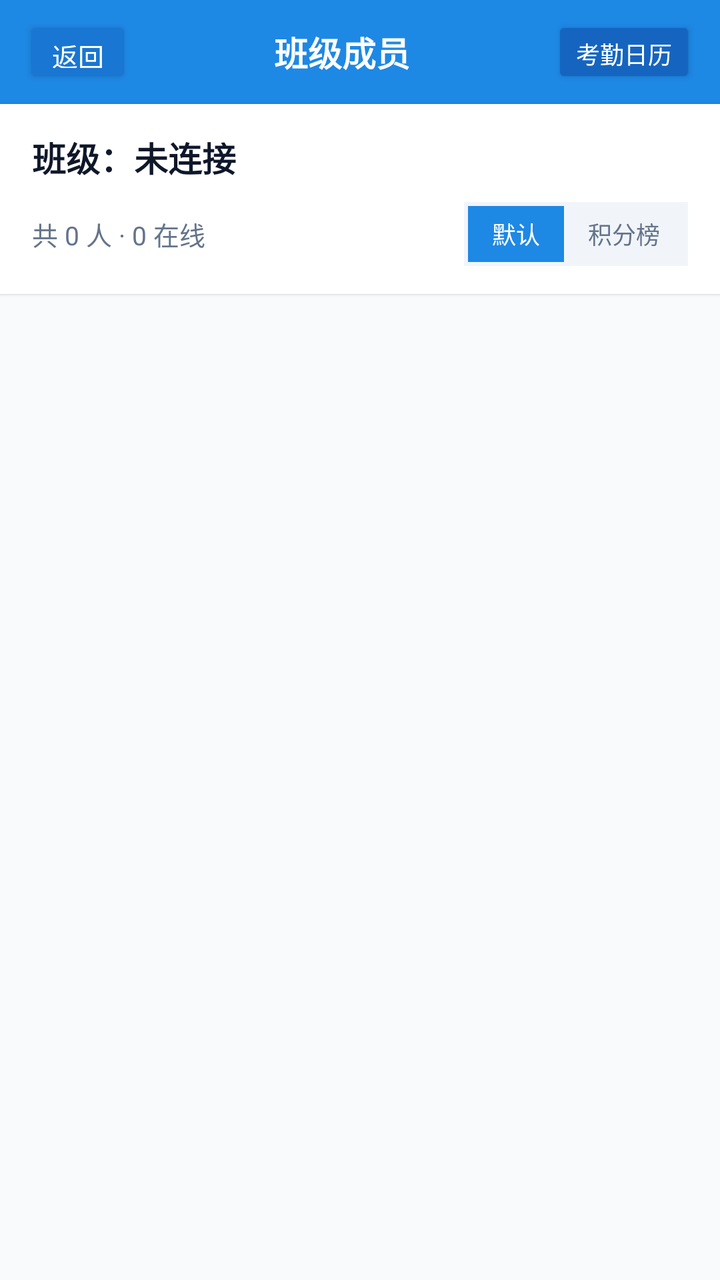
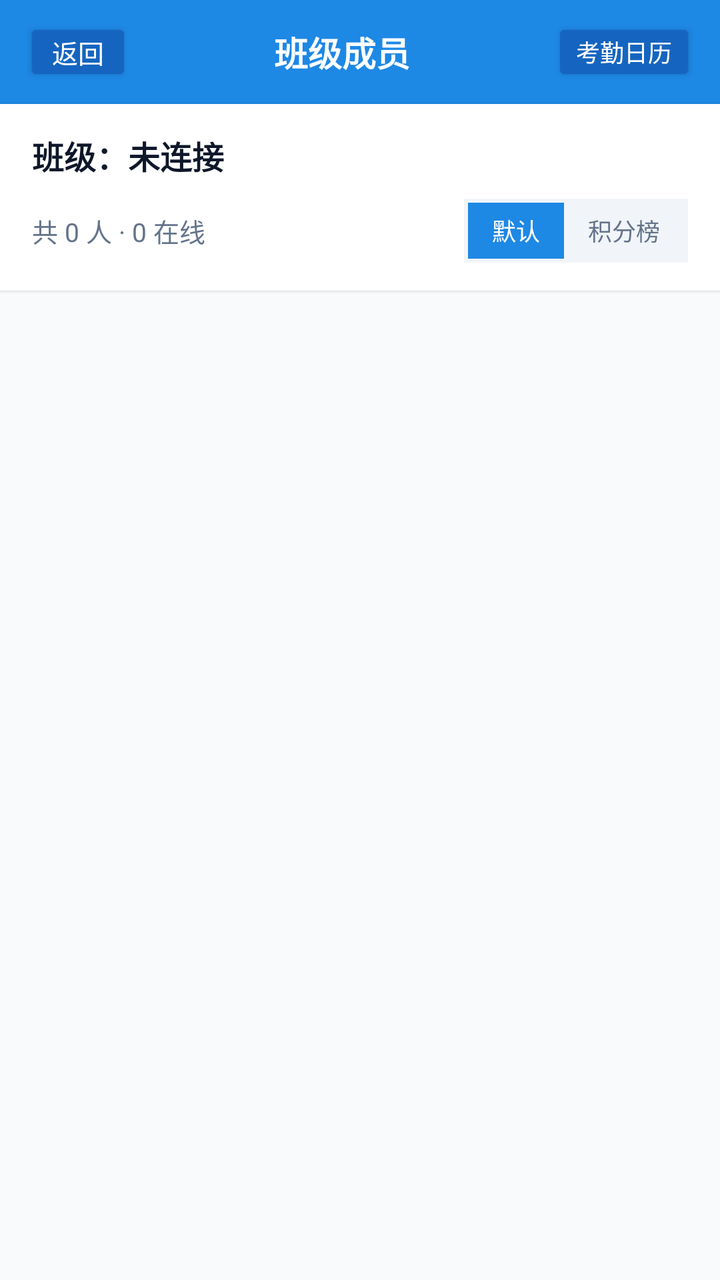

The first picture is an Android layout as it rendered before a commit; the second is the same layout after the commit. The layout source and the unified diff follow.
<!-- AndroidManifest.xml: application theme Theme.CampusChat -->
<!-- res/layout/activity_roster.xml -->
<?xml version="1.0" encoding="utf-8"?>
<LinearLayout
    xmlns:android="http://schemas.android.com/apk/res/android"
    xmlns:tools="http://schemas.android.com/tools"
    android:id="@+id/rosterRootLayout"
    android:layout_width="match_parent"
    android:layout_height="match_parent"
    android:background="#F8FAFC"
    android:orientation="vertical">

    
    <LinearLayout
        android:layout_width="match_parent"
        android:layout_height="52dp"
        android:background="#1E88E5"
        android:gravity="center_vertical"
        android:orientation="horizontal"
        android:paddingStart="12dp"
        android:paddingEnd="12dp">

        <Button
            android:id="@+id/btnBack"
            android:layout_width="wrap_content"
            android:layout_height="36dp"
            android:minWidth="48dp"
            android:minHeight="48dp"
            android:backgroundTint="#1976D2"
            android:paddingStart="14dp"
            android:paddingEnd="14dp"
            android:text="返回"
            android:textColor="#FFFFFF"
            android:textSize="13sp"
            tools:ignore="HardcodedText,TouchTargetSizeCheck" />

        <TextView
            android:layout_width="0dp"
            android:layout_height="wrap_content"
            android:layout_weight="1"
            android:gravity="center"
            android:text="班级成员"
            android:textColor="#FFFFFF"
            android:textSize="17sp"
            android:textStyle="bold"
            tools:ignore="HardcodedText" />

        <Button
            android:id="@+id/btnAttendanceCalendar"
            android:layout_width="wrap_content"
            android:layout_height="36dp"
            android:minWidth="48dp"
            android:minHeight="48dp"
            android:backgroundTint="#1565C0"
            android:paddingStart="12dp"
            android:paddingEnd="12dp"
            android:text="考勤日历"
            android:textColor="#FFFFFF"
            android:textSize="12sp"
            tools:ignore="HardcodedText,TouchTargetSizeCheck" />
    </LinearLayout>

    
    <LinearLayout
        android:layout_width="match_parent"
        android:layout_height="wrap_content"
        android:background="#FFFFFF"
        android:elevation="1dp"
        android:orientation="vertical"
        android:paddingStart="16dp"
        android:paddingTop="14dp"
        android:paddingEnd="16dp"
        android:paddingBottom="14dp">

        
        <LinearLayout
            android:layout_width="match_parent"
            android:layout_height="wrap_content"
            android:gravity="center_vertical"
            android:orientation="horizontal">

            <TextView
                android:id="@+id/tvClassroomName"
                android:layout_width="0dp"
                android:layout_height="wrap_content"
                android:layout_weight="1"
                android:ellipsize="end"
                android:maxLines="1"
                android:text="班级：未连接"
                android:textColor="#0F172A"
                android:textSize="17sp"
                android:textStyle="bold"
                tools:ignore="HardcodedText" />

            <Button
                android:id="@+id/btnEditClassName"
                android:layout_width="wrap_content"
                android:layout_height="36dp"
                android:minWidth="48dp"
                android:minHeight="48dp"
                android:backgroundTint="#1E88E5"
                android:paddingStart="14dp"
                android:paddingEnd="14dp"
                android:text="修改班级"
                android:textColor="#FFFFFF"
                android:textSize="13sp"
                android:visibility="gone"
                tools:ignore="HardcodedText,TouchTargetSizeCheck" />
        </LinearLayout>

        
        <LinearLayout
            android:layout_width="match_parent"
            android:layout_height="wrap_content"
            android:layout_marginTop="10dp"
            android:gravity="center_vertical"
            android:orientation="horizontal">

            <TextView
                android:id="@+id/tvRosterSummary"
                android:layout_width="0dp"
                android:layout_height="wrap_content"
                android:layout_weight="1"
                android:text="共 0 人 · 0 在线"
                android:textColor="#64748B"
                android:textSize="13sp"
                tools:ignore="HardcodedText" />

            <LinearLayout
                android:layout_width="wrap_content"
                android:layout_height="wrap_content"
                android:background="#F1F5F9"
                android:gravity="center_vertical"
                android:orientation="horizontal"
                android:padding="2dp">

                <TextView
                    android:id="@+id/btnSortDefault"
                    android:layout_width="wrap_content"
                    android:layout_height="28dp"
                    android:background="#1E88E5"
                    android:clickable="true"
                    android:focusable="true"
                    android:gravity="center"
                    android:paddingStart="12dp"
                    android:paddingEnd="12dp"
                    android:text="默认"
                    android:textColor="#FFFFFF"
                    android:textSize="12sp"
                    tools:ignore="HardcodedText" />

                <TextView
                    android:id="@+id/btnSortScore"
                    android:layout_width="wrap_content"
                    android:layout_height="28dp"
                    android:background="@android:color/transparent"
                    android:clickable="true"
                    android:focusable="true"
                    android:gravity="center"
                    android:paddingStart="12dp"
                    android:paddingEnd="12dp"
                    android:text="积分榜"
                    android:textColor="#64748B"
                    android:textSize="12sp"
                    tools:ignore="HardcodedText" />
            </LinearLayout>
        </LinearLayout>
    </LinearLayout>

    
    <ListView
        android:id="@+id/lvRosterMembers"
        android:layout_width="match_parent"
        android:layout_height="match_parent"
        android:divider="#F1F5F9"
        android:dividerHeight="1dp"
        android:listSelector="@android:color/transparent" />

</LinearLayout>
<!-- resources referenced by this layout -->
<resources>
  <style name="Theme.CampusChat" parent="Theme.AppCompat.Light.NoActionBar">
          
          <item name="colorPrimary">@color/brand_primary</item>
          <item name="colorPrimaryDark">@color/brand_primary_dark</item>
          <item name="colorAccent">@color/brand_accent</item>
  
          
          <item name="android:windowBackground">@color/app_background</item>
  
          
          <item name="android:statusBarColor">@color/white</item>
  
          
          <item name="android:windowLightStatusBar">true</item>
      </style>
  <color name="brand_primary">#1E88E5</color>
  <color name="brand_primary_dark">#1565C0</color>
  <color name="brand_accent">#00ACC1</color>
  <color name="app_background">#F4F6F9</color>
  <color name="white">#FFFFFFFF</color>
</resources>

<!-- the commit's change to res/layout/activity_roster.xml (unified diff, before → after) -->
@@ -21,12 +21,17 @@
         <Button
             android:id="@+id/btnBack"
             android:layout_width="wrap_content"
-            android:layout_height="36dp"
-            android:minWidth="48dp"
-            android:minHeight="48dp"
-            android:backgroundTint="#1976D2"
+            android:layout_height="34dp"
+            android:minWidth="0dp"
+            android:minHeight="0dp"
+            android:insetTop="0dp"
+            android:insetBottom="0dp"
             android:paddingStart="14dp"
+            android:paddingTop="0dp"
             android:paddingEnd="14dp"
+            android:paddingBottom="0dp"
+            android:gravity="center"
+            android:backgroundTint="#1565C0"
             android:text="返回"
             android:textColor="#FFFFFF"
             android:textSize="13sp"
@@ -46,12 +51,17 @@
         <Button
             android:id="@+id/btnAttendanceCalendar"
             android:layout_width="wrap_content"
-            android:layout_height="36dp"
-            android:minWidth="48dp"
-            android:minHeight="48dp"
+            android:layout_height="34dp"
+            android:minWidth="0dp"
+            android:minHeight="0dp"
+            android:insetTop="0dp"
+            android:insetBottom="0dp"
+            android:paddingStart="12dp"
+            android:paddingTop="0dp"
+            android:paddingEnd="12dp"
+            android:paddingBottom="0dp"
+            android:gravity="center"
             android:backgroundTint="#1565C0"
-            android:paddingStart="12dp"
-            android:paddingEnd="12dp"
             android:text="考勤日历"
             android:textColor="#FFFFFF"
             android:textSize="12sp"
@@ -70,7 +80,6 @@
         android:paddingEnd="16dp"
         android:paddingBottom="14dp">
 
-        
         <LinearLayout
             android:layout_width="match_parent"
             android:layout_height="wrap_content"
@@ -86,27 +95,31 @@
                 android:maxLines="1"
                 android:text="班级：未连接"
                 android:textColor="#0F172A"
-                android:textSize="17sp"
+                android:textSize="16sp"
                 android:textStyle="bold"
                 tools:ignore="HardcodedText" />
 
             <Button
                 android:id="@+id/btnEditClassName"
                 android:layout_width="wrap_content"
-                android:layout_height="36dp"
-                android:minWidth="48dp"
-                android:minHeight="48dp"
+                android:layout_height="32dp"
+                android:minWidth="0dp"
+                android:minHeight="0dp"
+                android:insetTop="0dp"
+                android:insetBottom="0dp"
+                android:paddingStart="12dp"
+                android:paddingTop="0dp"
+                android:paddingEnd="12dp"
+                android:paddingBottom="0dp"
+                android:gravity="center"
                 android:backgroundTint="#1E88E5"
-                android:paddingStart="14dp"
-                android:paddingEnd="14dp"
-                android:text="修改班级"
+                android:text="修改名称"
                 android:textColor="#FFFFFF"
-                android:textSize="13sp"
+                android:textSize="12sp"
                 android:visibility="gone"
                 tools:ignore="HardcodedText,TouchTargetSizeCheck" />
         </LinearLayout>
 
-        
         <LinearLayout
             android:layout_width="match_parent"
             android:layout_height="wrap_content"
@@ -165,7 +178,6 @@
         </LinearLayout>
     </LinearLayout>
 
-    
     <ListView
         android:id="@+id/lvRosterMembers"
         android:layout_width="match_parent"
